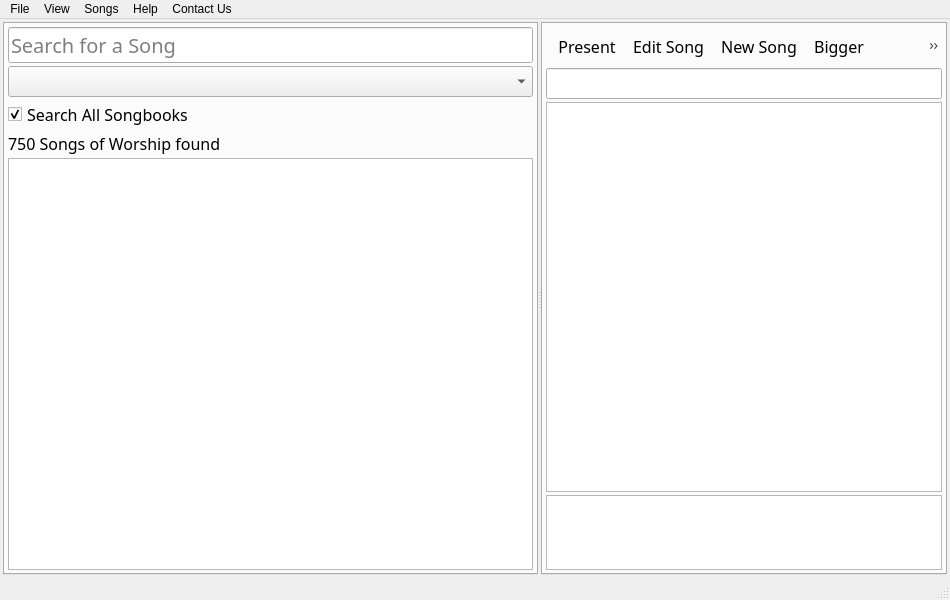
AppSmata/vSongBook4pc, file src/vSongHome.ui: the form before one commit.
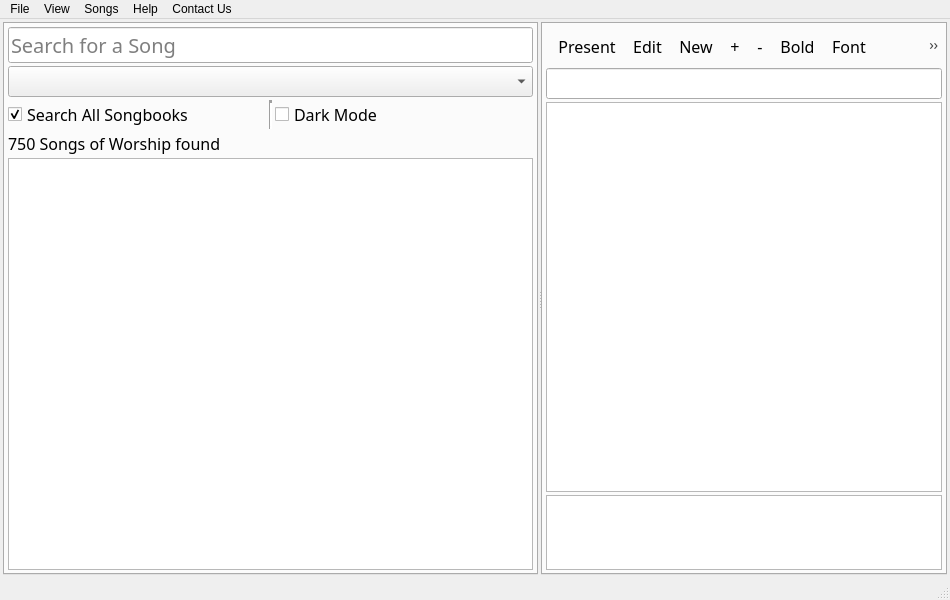
The form after the commit. Icons and pictures are not drawn.

```diff
--- a/src/vSongHome.ui
+++ b/src/vSongHome.ui
@@ -189,20 +189,50 @@
              </widget>
             </item>
             <item>
-             <widget class="QCheckBox" name="ChkSearchCriteria">
-              <property name="sizePolicy">
-               <sizepolicy hsizetype="Preferred" vsizetype="Fixed">
-                <horstretch>0</horstretch>
-                <verstretch>0</verstretch>
-               </sizepolicy>
-              </property>
-              <property name="text">
-               <string>Search All Songbooks</string>
-              </property>
-              <property name="checked">
-               <bool>true</bool>
-              </property>
-             </widget>
+             <layout class="QHBoxLayout" name="horizontalLayout">
+              <item>
+               <widget class="QCheckBox" name="ChkSearchCriteria">
+                <property name="sizePolicy">
+                 <sizepolicy hsizetype="Preferred" vsizetype="Fixed">
+                  <horstretch>0</horstretch>
+                  <verstretch>0</verstretch>
+                 </sizepolicy>
+                </property>
+                <property name="text">
+                 <string>Search All Songbooks</string>
+                </property>
+                <property name="checked">
+                 <bool>true</bool>
+                </property>
+               </widget>
+              </item>
+              <item>
+               <widget class="Line" name="line">
+                <property name="font">
+                 <font>
+                  <weight>75</weight>
+                  <bold>true</bold>
+                 </font>
+                </property>
+                <property name="frameShadow">
+                 <enum>QFrame::Sunken</enum>
+                </property>
+                <property name="lineWidth">
+                 <number>3</number>
+                </property>
+                <property name="orientation">
+                 <enum>Qt::Vertical</enum>
+                </property>
+               </widget>
+              </item>
+              <item>
+               <widget class="QCheckBox" name="ChkDarkMode">
+                <property name="text">
+                 <string>Dark Mode</string>
+                </property>
+               </widget>
+              </item>
+             </layout>
             </item>
             <item>
              <widget class="QLabel" name="LblResult">
@@ -323,6 +353,7 @@
               <addaction name="actionBigger"/>
               <addaction name="actionSmaller"/>
               <addaction name="actionBold"/>
+              <addaction name="actionFont"/>
               <addaction name="actionPreferences"/>
              </widget>
             </item>
@@ -515,7 +546,7 @@
      <normaloff>:/icons/bigger.png</normaloff>:/icons/bigger.png</iconset>
    </property>
    <property name="text">
-    <string>Bigger</string>
+    <string>+</string>
    </property>
    <property name="toolTip">
     <string>Bigger Text</string>
@@ -530,7 +561,7 @@
      <normaloff>:/icons/smaller.png</normaloff>:/icons/smaller.png</iconset>
    </property>
    <property name="text">
-    <string>Smaller</string>
+    <string>-</string>
    </property>
    <property name="toolTip">
     <string>Smaller Text</string>
@@ -734,7 +765,7 @@
      <normaloff>:/icons/keyword</normaloff>:/icons/keyword</iconset>
    </property>
    <property name="text">
-    <string>Preferences</string>
+    <string>Options</string>
    </property>
    <property name="shortcut">
     <string>Ctrl+P</string>
@@ -746,7 +777,7 @@
      <normaloff>:/icons/edit.png</normaloff>:/icons/edit.png</iconset>
    </property>
    <property name="text">
-    <string>Edit Song</string>
+    <string>Edit</string>
    </property>
    <property name="shortcut">
     <string>Ctrl+E</string>
@@ -758,7 +789,7 @@
      <normaloff>:/icons/field_add</normaloff>:/icons/field_add</iconset>
    </property>
    <property name="text">
-    <string>New Song</string>
+    <string>New</string>
    </property>
   </action>
   <action name="actionSongbooks">
@@ -810,6 +841,52 @@
     <string>Bug Report</string>
    </property>
   </action>
+  <action name="actionFont">
+   <property name="icon">
+    <iconset resource="icons/icons.qrc">
+     <normaloff>:/icons/font.png</normaloff>:/icons/font.png</iconset>
+   </property>
+   <property name="text">
+    <string>Font</string>
+   </property>
+   <property name="toolTip">
+    <string>Change Font Type</string>
+   </property>
+   <property name="shortcut">
+    <string>Shift+F</string>
+   </property>
+  </action>
+  <action name="actionSearch">
+   <property name="icon">
+    <iconset resource="icons/icons.qrc">
+     <normaloff>:/icons/find</normaloff>:/icons/find</iconset>
+   </property>
+   <property name="text">
+    <string>Search a Song</string>
+   </property>
+   <property name="shortcut">
+    <string>Ctrl+F</string>
+   </property>
+  </action>
+  <action name="actionSearchAll">
+   <property name="checkable">
+    <bool>true</bool>
+   </property>
+   <property name="text">
+    <string>Search all Songs</string>
+   </property>
+  </action>
+  <action name="actionDarkMode">
+   <property name="checkable">
+    <bool>true</bool>
+   </property>
+   <property name="text">
+    <string>Dark Mode</string>
+   </property>
+   <property name="shortcut">
+    <string>Shift+D</string>
+   </property>
+  </action>
  </widget>
  <resources>
   <include location="icons/icons.qrc"/>
```
Left out of the diff: 64 changed lines with no effect on the pictures.
